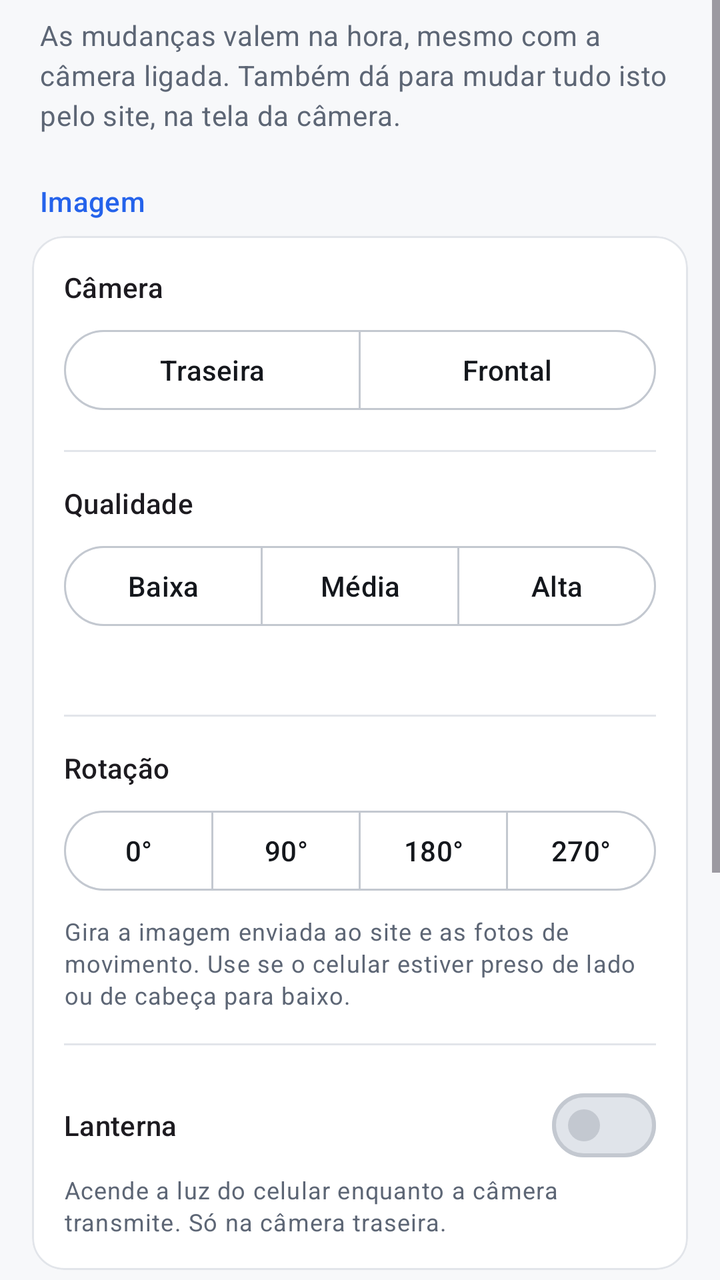
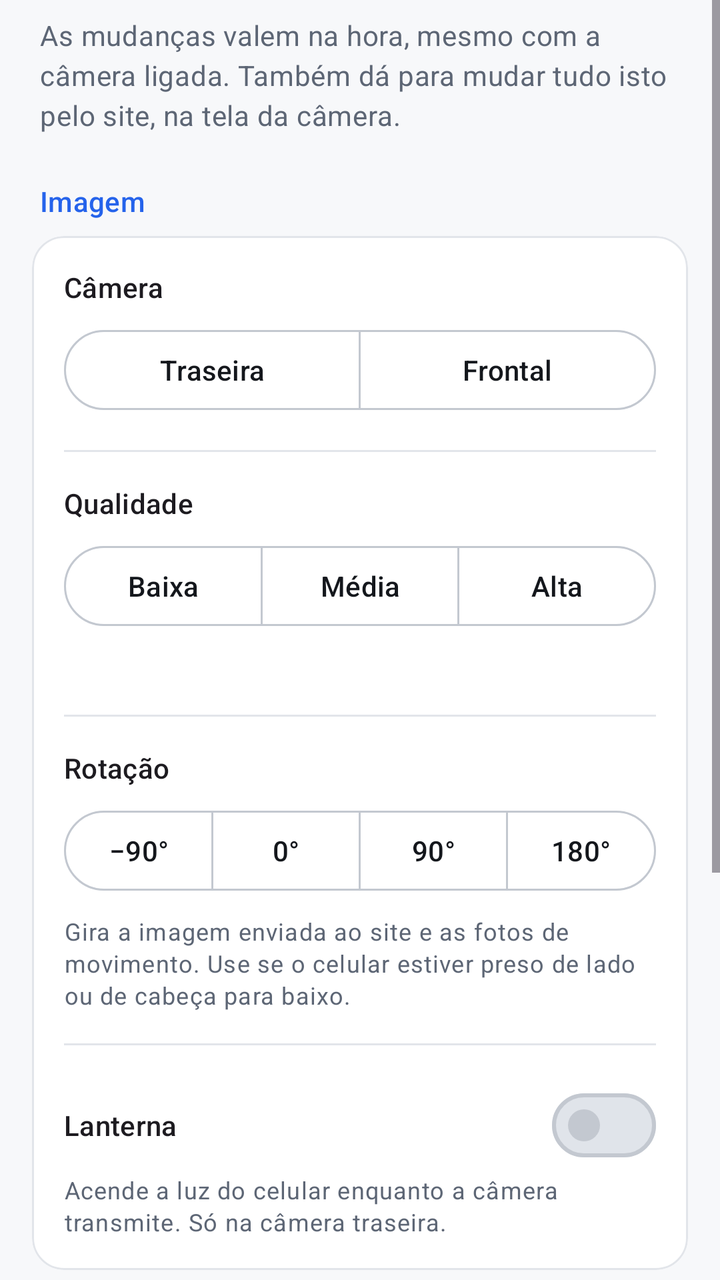

Screens rendered from an Android XML layout before and after an edit, with the pre-edit source and the edit as a unified diff.
<!-- AndroidManifest.xml: application theme Theme.CameraMonitor -->
<!-- res/layout/fragment_camera.xml -->
<?xml version="1.0" encoding="utf-8"?>
<ScrollView xmlns:android="http://schemas.android.com/apk/res/android"
    xmlns:app="http://schemas.android.com/apk/res-auto"
    android:layout_width="match_parent"
    android:layout_height="match_parent"
    android:fillViewport="true">

    <LinearLayout
        android:layout_width="match_parent"
        android:layout_height="wrap_content"
        android:orientation="vertical"
        android:paddingStart="16dp"
        android:paddingEnd="16dp"
        android:paddingBottom="24dp">

        <TextView
            android:layout_width="match_parent"
            android:layout_height="wrap_content"
            android:layout_marginTop="8dp"
            android:paddingStart="4dp"
            android:paddingEnd="4dp"
            android:text="@string/camera_intro"
            android:textAppearance="?attr/textAppearanceBodyMedium"
            android:textColor="?attr/colorOnSurfaceVariant" />

        
        <TextView
            style="@style/SectionTitle"
            android:text="@string/image_title" />

        <com.google.android.material.card.MaterialCardView
            style="@style/SectionCard"
            android:layout_width="match_parent"
            android:layout_height="wrap_content">

            <LinearLayout style="@style/SectionCardContent">

                <TextView
                    style="@style/OptionLabel"
                    android:text="@string/image_lens_label" />

                <com.google.android.material.button.MaterialButtonToggleGroup
                    android:id="@+id/lensGroup"
                    style="@style/ChoiceGroup">

                    <com.google.android.material.button.MaterialButton
                        android:id="@+id/lensBack"
                        style="@style/ChoiceButton"
                        android:text="@string/lens_back" />

                    <com.google.android.material.button.MaterialButton
                        android:id="@+id/lensFront"
                        style="@style/ChoiceButton"
                        android:text="@string/lens_front" />

                </com.google.android.material.button.MaterialButtonToggleGroup>

                <com.google.android.material.divider.MaterialDivider style="@style/CardDivider" />

                <TextView
                    style="@style/OptionLabel"
                    android:text="@string/image_quality_label" />

                <com.google.android.material.button.MaterialButtonToggleGroup
                    android:id="@+id/qualityGroup"
                    style="@style/ChoiceGroup">

                    <com.google.android.material.button.MaterialButton
                        android:id="@+id/qualityLow"
                        style="@style/ChoiceButton"
                        android:text="@string/quality_low" />

                    <com.google.android.material.button.MaterialButton
                        android:id="@+id/qualityMedium"
                        style="@style/ChoiceButton"
                        android:text="@string/quality_medium" />

                    <com.google.android.material.button.MaterialButton
                        android:id="@+id/qualityHigh"
                        style="@style/ChoiceButton"
                        android:text="@string/quality_high" />

                </com.google.android.material.button.MaterialButtonToggleGroup>

                <TextView
                    android:id="@+id/qualityHint"
                    style="@style/OptionHint" />

                <com.google.android.material.divider.MaterialDivider style="@style/CardDivider" />

                <TextView
                    style="@style/OptionLabel"
                    android:text="@string/rotation_label" />

                <com.google.android.material.button.MaterialButtonToggleGroup
                    android:id="@+id/rotationGroup"
                    style="@style/ChoiceGroup">

                    <com.google.android.material.button.MaterialButton
                        android:id="@+id/rotation0"
                        style="@style/ChoiceButton"
                        android:text="@string/rotation_0" />

                    <com.google.android.material.button.MaterialButton
                        android:id="@+id/rotation90"
                        style="@style/ChoiceButton"
                        android:text="@string/rotation_90" />

                    <com.google.android.material.button.MaterialButton
                        android:id="@+id/rotation180"
                        style="@style/ChoiceButton"
                        android:text="@string/rotation_180" />

                    <com.google.android.material.button.MaterialButton
                        android:id="@+id/rotation270"
                        style="@style/ChoiceButton"
                        android:text="@string/rotation_270" />

                </com.google.android.material.button.MaterialButtonToggleGroup>

                <TextView
                    style="@style/OptionHint"
                    android:text="@string/rotation_hint" />

                <com.google.android.material.divider.MaterialDivider style="@style/CardDivider" />

                <com.google.android.material.materialswitch.MaterialSwitch
                    android:id="@+id/torchSwitch"
                    android:layout_width="match_parent"
                    android:layout_height="wrap_content"
                    android:text="@string/torch_switch"
                    android:textAppearance="?attr/textAppearanceTitleSmall" />

                <TextView
                    style="@style/OptionHint"
                    android:layout_marginTop="0dp"
                    android:text="@string/torch_hint" />

            </LinearLayout>

        </com.google.android.material.card.MaterialCardView>

        
        <TextView
            style="@style/SectionTitle"
            android:text="@string/motion_title" />

        <com.google.android.material.card.MaterialCardView
            style="@style/SectionCard"
            android:layout_width="match_parent"
            android:layout_height="wrap_content">

            <LinearLayout style="@style/SectionCardContent">

                <com.google.android.material.materialswitch.MaterialSwitch
                    android:id="@+id/motionSwitch"
                    android:layout_width="match_parent"
                    android:layout_height="wrap_content"
                    android:text="@string/motion_switch"
                    android:textAppearance="?attr/textAppearanceTitleSmall" />

                <TextView
                    android:id="@+id/motionHint"
                    style="@style/OptionHint"
                    android:layout_marginTop="0dp" />

                <com.google.android.material.divider.MaterialDivider style="@style/CardDivider" />

                <TextView
                    android:id="@+id/sensitivityLabel"
                    style="@style/OptionLabel"
                    android:text="@string/motion_sensitivity_label" />

                <com.google.android.material.button.MaterialButtonToggleGroup
                    android:id="@+id/sensitivityGroup"
                    style="@style/ChoiceGroup">

                    <com.google.android.material.button.MaterialButton
                        android:id="@+id/sensitivityLow"
                        style="@style/ChoiceButton"
                        android:text="@string/quality_low" />

                    <com.google.android.material.button.MaterialButton
                        android:id="@+id/sensitivityMedium"
                        style="@style/ChoiceButton"
                        android:text="@string/quality_medium" />

                    <com.google.android.material.button.MaterialButton
                        android:id="@+id/sensitivityHigh"
                        style="@style/ChoiceButton"
                        android:text="@string/quality_high" />

                </com.google.android.material.button.MaterialButtonToggleGroup>

                <TextView
                    android:id="@+id/sensitivityHint"
                    style="@style/OptionHint" />

            </LinearLayout>

        </com.google.android.material.card.MaterialCardView>

    </LinearLayout>

</ScrollView>
<!-- resources referenced by this layout -->
<resources>
  <string name="camera_intro">As mudanças valem na hora, mesmo com a câmera ligada. Também dá para mudar tudo isto pelo site, na tela da câmera.</string>
  <string name="image_lens_label">Câmera</string>
  <string name="image_quality_label">Qualidade</string>
  <string name="image_title">Imagem</string>
  <string name="lens_back">Traseira</string>
  <string name="lens_front">Frontal</string>
  <string name="motion_sensitivity_label">Sensibilidade</string>
  <string name="motion_switch">Detectar movimento</string>
  <string name="motion_title">Detecção de movimento</string>
  <string name="quality_high">Alta</string>
  <string name="quality_low">Baixa</string>
  <string name="quality_medium">Média</string>
  <string name="rotation_0">0°</string>
  <string name="rotation_180">180°</string>
  <string name="rotation_270">270°</string>
  <string name="rotation_90">90°</string>
  <string name="rotation_hint">Gira a imagem enviada ao site e as fotos de movimento. Use se o celular estiver preso de lado ou de cabeça para baixo.</string>
  <string name="rotation_label">Rotação</string>
  <string name="torch_hint">Acende a luz do celular enquanto a câmera transmite. Só na câmera traseira.</string>
  <string name="torch_switch">Lanterna</string>
  <style name="CardDivider">
          <item name="android:layout_width">match_parent</item>
          <item name="android:layout_height">wrap_content</item>
          <item name="android:layout_marginTop">16dp</item>
          <item name="android:layout_marginBottom">16dp</item>
      </style>
  <style name="ChoiceButton" parent="Widget.Material3.Button.OutlinedButton">
          <item name="android:layout_width">0dp</item>
          <item name="android:layout_height">wrap_content</item>
          <item name="android:layout_weight">1</item>
          <item name="android:paddingStart">8dp</item>
          <item name="android:paddingEnd">8dp</item>
      </style>
  <style name="ChoiceGroup">
          <item name="android:layout_width">match_parent</item>
          <item name="android:layout_height">wrap_content</item>
          <item name="android:layout_marginTop">8dp</item>
          <item name="selectionRequired">true</item>
          <item name="singleSelection">true</item>
      </style>
  <style name="OptionLabel">
          <item name="android:layout_width">match_parent</item>
          <item name="android:layout_height">wrap_content</item>
          <item name="android:textAppearance">?attr/textAppearanceTitleSmall</item>
      </style>
  <style name="SectionCard" parent="Widget.Material3.CardView.Outlined">
          <item name="cardBackgroundColor">?attr/colorSurfaceContainerLow</item>
          <item name="strokeColor">?attr/colorOutlineVariant</item>
          <item name="cardCornerRadius">16dp</item>
      </style>
  <style name="SectionCardContent">
          <item name="android:layout_width">match_parent</item>
          <item name="android:layout_height">wrap_content</item>
          <item name="android:orientation">vertical</item>
          <item name="android:padding">16dp</item>
      </style>
  <color name="primary">#2563EB</color>
  <color name="on_primary">#FFFFFF</color>
  <color name="primary_container">#DBE6FE</color>
  <color name="on_primary_container">#0B2A6B</color>
  <color name="surface">#F7F8FA</color>
  <color name="surface_lowest">#FFFFFF</color>
  <color name="surface_low">#FFFFFF</color>
  <color name="surface_container">#ECEEF2</color>
  <color name="surface_high">#E6E9EE</color>
  <color name="surface_highest">#E0E4EA</color>
  <color name="on_surface">#14171C</color>
  <color name="on_surface_variant">#5D6675</color>
  <color name="outline">#C3C8D0</color>
  <color name="outline_variant">#E2E5EA</color>
  <color name="error">#DC2626</color>
  <color name="on_error">#FFFFFF</color>
  <color name="error_container">#FDE2E2</color>
  <color name="on_error_container">#7F1D1D</color>
  <!-- unchanged entries left out for length: 3 -->
</resources>

<!-- the commit's change to res/layout/fragment_camera.xml (unified diff, before → after) -->
@@ -97,6 +97,11 @@
                     style="@style/ChoiceGroup">
 
                     <com.google.android.material.button.MaterialButton
+                        android:id="@+id/rotation270"
+                        style="@style/ChoiceButton"
+                        android:text="@string/rotation_270" />
+
+                    <com.google.android.material.button.MaterialButton
                         android:id="@+id/rotation0"
                         style="@style/ChoiceButton"
                         android:text="@string/rotation_0" />
@@ -110,11 +115,6 @@
                         android:id="@+id/rotation180"
                         style="@style/ChoiceButton"
                         android:text="@string/rotation_180" />
-
-                    <com.google.android.material.button.MaterialButton
-                        android:id="@+id/rotation270"
-                        style="@style/ChoiceButton"
-                        android:text="@string/rotation_270" />
 
                 </com.google.android.material.button.MaterialButtonToggleGroup>
 
<!-- resource entries referenced after the edit -->
@@ -14,7 +14,7 @@
   <string name="quality_medium">Média</string>
   <string name="rotation_0">0°</string>
   <string name="rotation_180">180°</string>
-  <string name="rotation_270">270°</string>
+  <string name="rotation_270">−90°</string>
   <string name="rotation_90">90°</string>
   <string name="rotation_hint">Gira a imagem enviada ao site e as fotos de movimento. Use se o celular estiver preso de lado ou de cabeça para baixo.</string>
   <string name="rotation_label">Rotação</string>
